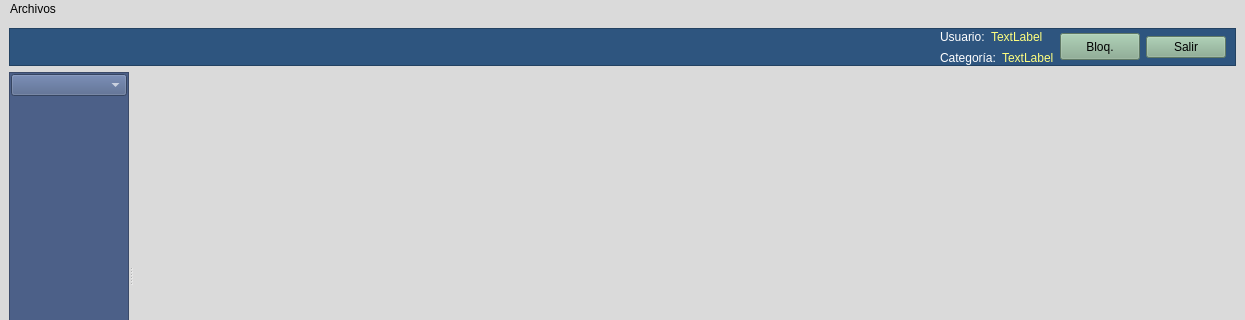
Above: mainwindow.ui from arcnexus/RedFoX before the change; both pictures show x 0 to 1245 and y 0 to 320 of the 1245 by 487 pixel window. Below: the same form after it.
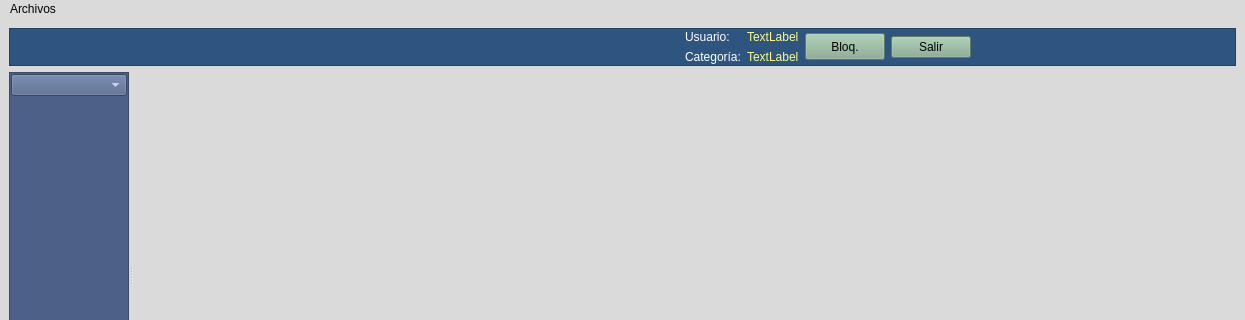
That is the form after the change. Icons and pictures are not drawn.

Commit message: ShortCut Spacers

```diff
--- a/mainwindow.ui
+++ b/mainwindow.ui
@@ -165,69 +165,20 @@
       <property name="frameShadow">
        <enum>QFrame::Plain</enum>
       </property>
-      <layout class="QGridLayout" name="gridLayout">
+      <layout class="QHBoxLayout" name="horizontalLayout">
+       <property name="leftMargin">
+        <number>9</number>
+       </property>
        <property name="topMargin">
-        <number>0</number>
+        <number>1</number>
+       </property>
+       <property name="rightMargin">
+        <number>9</number>
        </property>
        <property name="bottomMargin">
-        <number>0</number>
+        <number>1</number>
        </property>
-       <item row="2" column="4" rowspan="2" colspan="2">
-        <widget class="QLabel" name="label_3">
-         <property name="styleSheet">
-          <string notr="true">color: rgb(255, 255, 255);
-font: 75 8pt &quot;Cantarell&quot;;</string>
-         </property>
-         <property name="text">
-          <string>Categoría:</string>
-         </property>
-        </widget>
-       </item>
-       <item row="0" column="7" rowspan="4">
-        <widget class="QPushButton" name="btn_bloquear">
-         <property name="minimumSize">
-          <size>
-           <width>0</width>
-           <height>27</height>
-          </size>
-         </property>
-         <property name="toolTip">
-          <string>Bloquear Maya</string>
-         </property>
-         <property name="autoFillBackground">
-          <bool>false</bool>
-         </property>
-         <property name="styleSheet">
-          <string notr="true">
-background-color: rgb(133, 170, 142);</string>
-         </property>
-         <property name="text">
-          <string>Bloq.</string>
-         </property>
-         <property name="icon">
-          <iconset resource="maya.qrc">
-           <normaloff>:/Icons/PNG/cierrecaja.png</normaloff>:/Icons/PNG/cierrecaja.png</iconset>
-         </property>
-         <property name="iconSize">
-          <size>
-           <width>26</width>
-           <height>26</height>
-          </size>
-         </property>
-        </widget>
-       </item>
-       <item row="2" column="6" rowspan="2">
-        <widget class="QLabel" name="txtcCategoria">
-         <property name="styleSheet">
-          <string notr="true">font: 75 8pt &quot;Cantarell&quot;;
-color: rgb(255, 255, 127);</string>
-         </property>
-         <property name="text">
-          <string>TextLabel</string>
-         </property>
-        </widget>
-       </item>
-       <item row="0" column="0" rowspan="4">
+       <item>
         <widget class="QLabel" name="label_5">
          <property name="maximumSize">
           <size>
@@ -246,38 +197,68 @@
          </property>
         </widget>
        </item>
-       <item row="0" column="8" rowspan="4">
-        <widget class="QPushButton" name="btn_salir">
-         <property name="toolTip">
-          <string>Salir de Maya</string>
+       <item>
+        <spacer name="horizontalSpacer_2">
+         <property name="orientation">
+          <enum>Qt::Horizontal</enum>
          </property>
-         <property name="autoFillBackground">
-          <bool>false</bool>
+         <property name="sizeType">
+          <enum>QSizePolicy::Maximum</enum>
+         </property>
+         <property name="sizeHint" stdset="0">
+          <size>
+           <width>40</width>
+           <height>20</height>
+          </size>
+         </property>
+        </spacer>
+       </item>
+       <item>
+        <layout class="QHBoxLayout" name="shortCutContainer"/>
+       </item>
+       <item>
+        <spacer name="horizontalSpacer">
+         <property name="orientation">
+          <enum>Qt::Horizontal</enum>
+         </property>
+         <property name="sizeType">
+          <enum>QSizePolicy::Minimum</enum>
+         </property>
+         <property name="sizeHint" stdset="0">
+          <size>
+           <width>40</width>
+           <height>20</height>
+          </size>
+         </property>
+        </spacer>
+       </item>
+       <item>
+        <layout class="QGridLayout" name="gridLayout">
+         <item row="1" column="1">
+          <widget class="QLabel" name="txtcCategoria">
+           <property name="sizePolicy">
+            <sizepolicy hsizetype="Maximum" vsizetype="Preferred">
+             <horstretch>0</horstretch>
+             <verstretch>0</verstretch>
+            </sizepolicy>
          </property>
          <property name="styleSheet">
-          <string notr="true">
-background-color: rgb(133, 170, 142);</string>
+            <string notr="true">font: 75 8pt &quot;Cantarell&quot;;
+color: rgb(255, 255, 127);</string>
          </property>
          <property name="text">
-          <string>Salir</string>
-         </property>
-         <property name="icon">
-          <iconset resource="maya.qrc">
-           <normaloff>:/Icons/PNG/Exit.png</normaloff>:/Icons/PNG/Exit.png</iconset>
-         </property>
-         <property name="iconSize">
-          <size>
-           <width>26</width>
-           <height>26</height>
-          </size>
-         </property>
-         <property name="flat">
-          <bool>false</bool>
+            <string>TextLabel</string>
          </property>
         </widget>
        </item>
-       <item row="0" column="4" rowspan="2">
+         <item row="0" column="0">
         <widget class="QLabel" name="label">
+           <property name="sizePolicy">
+            <sizepolicy hsizetype="Maximum" vsizetype="Preferred">
+             <horstretch>0</horstretch>
+             <verstretch>0</verstretch>
+            </sizepolicy>
+           </property>
          <property name="palette">
           <palette>
            <active>
@@ -459,48 +440,116 @@
          </property>
         </widget>
        </item>
-       <item row="0" column="5" rowspan="2" colspan="2">
-        <widget class="QLabel" name="lineUsuarioActivo">
-         <property name="styleSheet">
-          <string notr="true">font: 75 8pt &quot;Cantarell&quot;;
-color: rgb(255, 255, 127);</string>
-         </property>
-         <property name="text">
-          <string>TextLabel</string>
-         </property>
-        </widget>
-       </item>
-       <item row="0" column="2" rowspan="4">
-        <layout class="QHBoxLayout" name="shortCutContainer"/>
-       </item>
-       <item row="0" column="3">
-        <spacer name="horizontalSpacer">
-         <property name="orientation">
-          <enum>Qt::Horizontal</enum>
-         </property>
-         <property name="sizeHint" stdset="0">
-          <size>
-           <width>40</width>
-           <height>20</height>
-          </size>
-         </property>
-        </spacer>
-       </item>
        <item row="0" column="1">
-        <spacer name="horizontalSpacer_2">
-         <property name="orientation">
-          <enum>Qt::Horizontal</enum>
-         </property>
-         <property name="sizeType">
-          <enum>QSizePolicy::Minimum</enum>
-         </property>
-         <property name="sizeHint" stdset="0">
+          <widget class="QLabel" name="lineUsuarioActivo">
+           <property name="sizePolicy">
+            <sizepolicy hsizetype="Maximum" vsizetype="Preferred">
+             <horstretch>0</horstretch>
+             <verstretch>0</verstretch>
+            </sizepolicy>
+           </property>
+           <property name="styleSheet">
+            <string notr="true">font: 75 8pt &quot;Cantarell&quot;;
+color: rgb(255, 255, 127);</string>
+           </property>
+           <property name="text">
+            <string>TextLabel</string>
+           </property>
+          </widget>
+         </item>
+         <item row="1" column="0">
+          <widget class="QLabel" name="label_3">
+           <property name="sizePolicy">
+            <sizepolicy hsizetype="Maximum" vsizetype="Preferred">
+             <horstretch>0</horstretch>
+             <verstretch>0</verstretch>
+            </sizepolicy>
+           </property>
+           <property name="styleSheet">
+            <string notr="true">color: rgb(255, 255, 255);
+font: 75 8pt &quot;Cantarell&quot;;</string>
+           </property>
+           <property name="text">
+            <string>Categoría:</string>
+           </property>
+          </widget>
+         </item>
+         <item row="0" column="3" rowspan="2">
+          <widget class="QPushButton" name="btn_salir">
+           <property name="sizePolicy">
+            <sizepolicy hsizetype="Maximum" vsizetype="Fixed">
+             <horstretch>0</horstretch>
+             <verstretch>0</verstretch>
+            </sizepolicy>
+           </property>
+           <property name="toolTip">
+            <string>Salir de Maya</string>
+           </property>
+           <property name="autoFillBackground">
+            <bool>false</bool>
+           </property>
+           <property name="styleSheet">
+            <string notr="true">
+background-color: rgb(133, 170, 142);</string>
+           </property>
+           <property name="text">
+            <string>Salir</string>
+           </property>
+           <property name="icon">
+            <iconset resource="maya.qrc">
+             <normaloff>:/Icons/PNG/Exit.png</normaloff>:/Icons/PNG/Exit.png</iconset>
+           </property>
+           <property name="iconSize">
           <size>
-           <width>40</width>
-           <height>20</height>
-          </size>
-         </property>
-        </spacer>
+             <width>26</width>
+             <height>26</height>
+            </size>
+           </property>
+           <property name="flat">
+            <bool>false</bool>
+           </property>
+          </widget>
+         </item>
+         <item row="0" column="2" rowspan="2">
+          <widget class="QPushButton" name="btn_bloquear">
+           <property name="sizePolicy">
+            <sizepolicy hsizetype="Maximum" vsizetype="Fixed">
+             <horstretch>0</horstretch>
+             <verstretch>0</verstretch>
+            </sizepolicy>
+           </property>
+           <property name="minimumSize">
+            <size>
+             <width>0</width>
+             <height>27</height>
+            </size>
+           </property>
+           <property name="toolTip">
+            <string>Bloquear Maya</string>
+           </property>
+           <property name="autoFillBackground">
+            <bool>false</bool>
+           </property>
+           <property name="styleSheet">
+            <string notr="true">
+background-color: rgb(133, 170, 142);</string>
+           </property>
+           <property name="text">
+            <string>Bloq.</string>
+           </property>
+           <property name="icon">
+            <iconset resource="maya.qrc">
+             <normaloff>:/Icons/PNG/cierrecaja.png</normaloff>:/Icons/PNG/cierrecaja.png</iconset>
+           </property>
+           <property name="iconSize">
+            <size>
+             <width>26</width>
+             <height>26</height>
+            </size>
+           </property>
+          </widget>
+         </item>
+        </layout>
        </item>
       </layout>
      </widget>
```
Left out of the diff: 2 changed lines with no effect on the pictures. Lines whose indentation alone changed are shown as unchanged. The commit also changes 5 other files.
